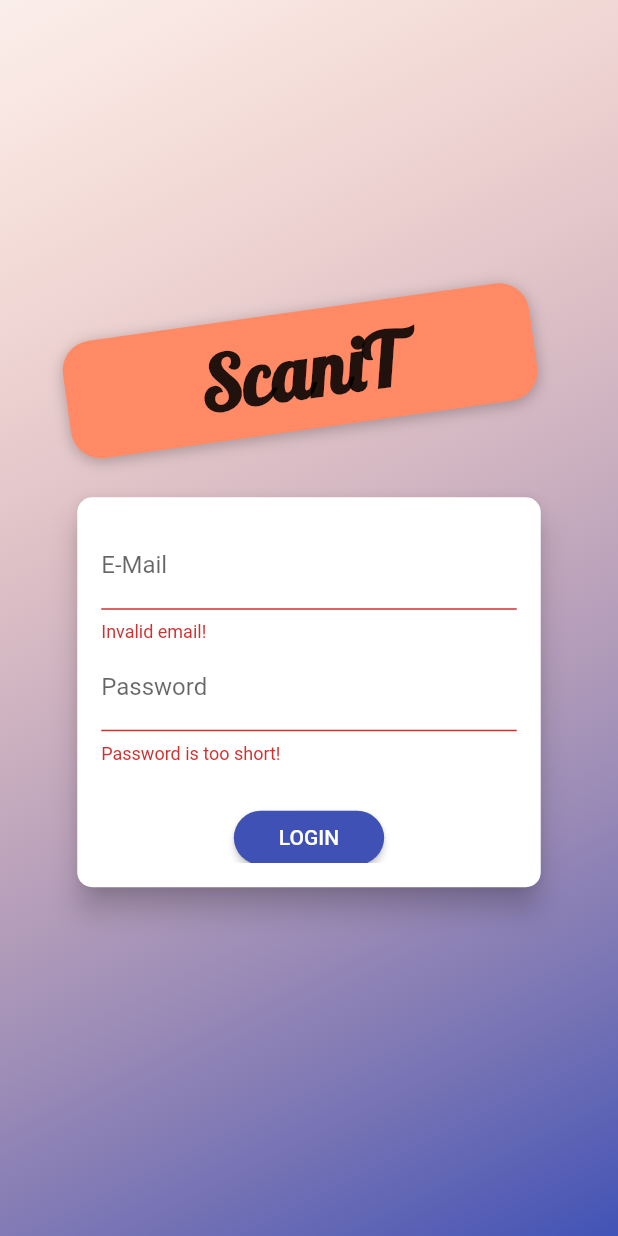
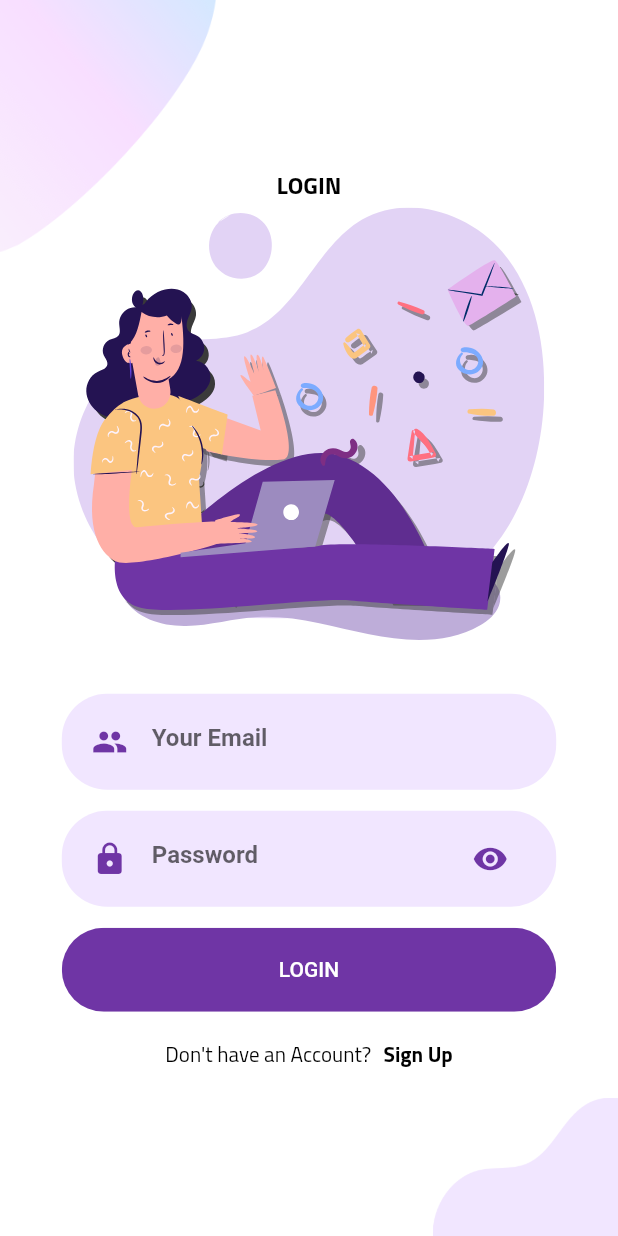
Before and after one commit to AbdallahNassar/GP, a Flutter app: the screen it shows after launch, after a tap on "LOGIN", on a phone screen of 412 x 824 dp. Run offline on Flutter 3.47's test engine with Material 2 defaults, Android fonts, the light colour scheme and no system bars; our stand-ins replace flutter_svg, shared_preferences.

Commit message:
added welcome,login,signup pages

```diff
--- /dev/null
+++ b/lib/helpers/constants.dart
@@ -0,0 +1,4 @@
+import 'package:flutter/material.dart';
+
+const kPrimaryColor = Color(0xFF6F35A5);
+const kPrimaryLightColot = Color(0xFFF1E6FF);
--- a/lib/main.dart
+++ b/lib/main.dart
@@ -1,7 +1,9 @@
+import './screens/signup_screen.dart';
 import 'package:provider/provider.dart';
 import 'package:flutter/material.dart';
 
 import './screens/test_screen.dart';
+import './screens/welcome_screen.dart';
 import './screens/about_screen.dart';
 import './screens/update_image_screen.dart';
 import './screens/picture_details_screen.dart';
@@ -11,9 +13,12 @@ import './screens/options_screen.dart';
 import './screens/home_page_screen.dart';
 import './screens/authentication_screen.dart';
 import './screens/splash_screen.dart';
+import './screens/login_screen.dart';
 
 import './providers/pictures_provider.dart';
 import './providers/authentication_provider.dart';
+
+import './helpers/constants.dart';
 
 void main() => runApp(MyApp());
 
@@ -51,22 +56,24 @@ class MyApp extends StatelessWidget {
       child: Consumer<Authentication>(
         // the 'child' part is to indicate that there's a 'static' part that I wish to NOT re-build.
         builder: (_, authProvider, child) => MaterialApp(
+          // hide the 'debug' banner at the top of the screen
+          debugShowCheckedModeBanner: false,
           title: 'Home Page',
           theme: ThemeData(
-              primarySwatch: Colors.indigo,
-              primaryColor: Colors.indigo,
+              primaryColor: kPrimaryColor,
+              scaffoldBackgroundColor: Colors.white,
               accentColor: Colors.deepOrange[300],
-              textTheme: const TextTheme(
-                  title: const TextStyle(
+              textTheme: TextTheme(
+                  headline6: const TextStyle(
                       fontFamily: 'Cairo',
                       fontSize: 26,
                       fontWeight: FontWeight.bold),
                   button: const TextStyle(color: Colors.white),
-                  subtitle: const TextStyle(
+                  subtitle2: const TextStyle(
                     color: Colors.grey,
                     fontSize: 16,
                   ),
-                  body1: const TextStyle(
+                  bodyText2: const TextStyle(
                     color: Colors.white,
                     fontSize: 16,
                     fontWeight: FontWeight.bold,
@@ -74,7 +81,7 @@ class MyApp extends StatelessWidget {
                   )),
               appBarTheme: const AppBarTheme(
                   textTheme: const TextTheme(
-                      title: const TextStyle(
+                      headline6: const TextStyle(
                           fontFamily: 'Rochester',
                           fontSize: 21,
                           fontWeight: FontWeight.bold)))),
@@ -96,7 +103,7 @@ class MyApp extends StatelessWidget {
                           // and when the autoLogin is finished .. the 'notifyListeners' will be called and this entire screen
                           // will be rebuilt and the condition 'authProvider.isUserAuth' will be true so I won't render the auth screen.
                           SplashScreen()
-                          : AuthenticationScreen(),
+                          : WelcomeScreen(),
                 ),
 
           // home: TestScreen(),
@@ -112,6 +119,9 @@ class MyApp extends StatelessWidget {
             PictureDetails.routeName: (context) => PictureDetails(),
             UpdatePictureScreen.routeName: (context) => UpdatePictureScreen(),
             AboutScreen.routeName: (context) => AboutScreen(),
+            LoginScreen.routeName: (context) => LoginScreen(),
+            WelcomeScreen.routeName: (context) => WelcomeScreen(),
+            SignUpScreen.routeName: (context) => SignUpScreen(),
           },
 
           // 'onGenerateRoute' is the default 'route' to take for any 'route' or 'screen' that is
--- a/lib/providers/authentication_provider.dart
+++ b/lib/providers/authentication_provider.dart
@@ -82,6 +82,7 @@ class Authentication with ChangeNotifier {
       else {
         _authenticateUser(
             token: response['idToken'],
+            // tokenExpiry: DateTime.now().add(Duration(days: 365)),
             tokenExpiry: DateTime.now()
                 .add(Duration(seconds: int.parse(response['expiresIn']))),
             userid: response['localId']);
@@ -150,13 +151,13 @@ class Authentication with ChangeNotifier {
     notifyListeners();
     // remove any stored tokens and data from the device to complete the log-out
     final sharedPrefs = await SharedPreferences.getInstance();
-    // // remove certain data
+    // remove certain data
     // sharedPrefs.remove('jsonUserData');
     // remove everything
     sharedPrefs.clear();
   }
 
-  // // to automatically kick out the user when the token expires.
+  //  to automatically kick out the user when the token expires.
   void _autoLogOut() {
     // cancel any pre-existing timer and create a new one at the beginning.
     if (_authTimer != null) {
--- /dev/null
+++ b/lib/screens/login_screen.dart
@@ -0,0 +1,164 @@
+import '../screens/signup_screen.dart';
+
+import '../helpers/constants.dart';
+import '../widgets/round_flat_button.dart';
+import 'package:flutter/material.dart';
+import 'package:flutter_svg/svg.dart';
+
+class LoginScreen extends StatelessWidget {
+  // ========================== class parameters ==========================
+  static const routeName = '/login';
+  // ======================================================================
+  @override
+  Widget build(BuildContext context) {
+    // get the device dimensions
+    final deviceSize = MediaQuery.of(context).size;
+    return Scaffold(
+      body: SingleChildScrollView(
+        child: Container(
+          height: deviceSize.height,
+          width: double.infinity,
+          child: Stack(
+            alignment: Alignment.center,
+            children: <Widget>[
+              Positioned(
+                top: 0,
+                left: 0,
+                child: Image.asset(
+                  'assets/images/main_top.png',
+                  width: deviceSize.width * 0.35,
+                ),
+              ),
+              Positioned(
+                bottom: 0,
+                right: 0,
+                child: Image.asset(
+                  'assets/images/login_bottom.png',
+                  width: deviceSize.width * 0.3,
+                ),
+              ),
+              Column(
+                mainAxisAlignment: MainAxisAlignment.center,
+                children: <Widget>[
+                  Text(
+                    'LOGIN',
+                    style: TextStyle(
+                      color: Colors.black,
+                    ),
+                  ),
+                  SvgPicture.asset(
+                    'assets/icons/login.svg',
+                    height: deviceSize.height * 0.35,
+                    alignment: Alignment.center,
+                  ),
+                  SizedBox(
+                    height: deviceSize.height * 0.035,
+                  ),
+                  InputField(
+                    deviceSize: deviceSize,
+                    hintText: 'Your Email',
+                    icon: Icons.people,
+                    inputType: TextInputType.emailAddress,
+                    hideText: false,
+                    suffixIcon: null,
+                  ),
+                  InputField(
+                    deviceSize: deviceSize,
+                    hintText: 'Password',
+                    icon: Icons.lock,
+                    inputType: TextInputType.url,
+                    hideText: true,
+                    suffixIcon: Icons.remove_red_eye,
+                  ),
+                  RoundFlatButton(
+                    text: 'LOGIN',
+                    function: () {},
+                    deviceSize: deviceSize,
+                    textColor: Colors.white,
+                    backgnColor: kPrimaryColor,
+                  ),
+                  SizedBox(
+                    height: deviceSize.height * 0.01,
+                  ),
+                  Row(
+                    mainAxisAlignment: MainAxisAlignment.center,
+                    children: <Widget>[
+                      Text(
+                        'Don\'t have an Account?',
+                        style: TextStyle(
+                          color: Colors.black,
+                          fontWeight: FontWeight.normal,
+                          fontSize: 14,
+                        ),
+                      ),
+                      SizedBox(
+                        width: deviceSize.width * 0.02,
+                      ),
+                      GestureDetector(
+                        onTap: () => Navigator.of(context)
+                            .pushNamed(SignUpScreen.routeName),
+                        child: Text('Sign Up',
+                            style: TextStyle(
+                              color: Colors.black,
+                              fontSize: 14,
+                            )),
+                      )
+                    ],
+                  )
+                ],
+              ),
+            ],
+          ),
+        ),
+      ),
+    );
+  }
+}
+
+class InputField extends StatelessWidget {
+  // ========================== class parameters ==========================
+  final String hintText;
+  final IconData icon, suffixIcon;
+  final TextInputType inputType;
+  final bool hideText;
+  final deviceSize;
+
+  // ========================== class constructor ==========================
+  const InputField(
+      {this.hintText,
+      this.icon,
+      this.inputType,
+      this.hideText,
+      this.deviceSize,
+      this.suffixIcon});
+  // ======================================================================
+
+  @override
+  Widget build(BuildContext context) {
+    return Container(
+      margin: const EdgeInsets.symmetric(vertical: 7.0),
+      padding: const EdgeInsets.symmetric(vertical: 8.0, horizontal: 20.0),
+      width: deviceSize.width * 0.8,
+      decoration: BoxDecoration(
+          borderRadius: BorderRadius.circular(30), color: kPrimaryLightColot),
+      child: TextField(
+        cursorColor: kPrimaryColor,
+        keyboardType: inputType,
+        obscureText: hideText,
+        textInputAction: TextInputAction.next,
+        decoration: InputDecoration(
+            icon: Icon(
+              icon,
+              color: kPrimaryColor,
+            ),
+            suffixIcon: Icon(
+              suffixIcon,
+              color: kPrimaryColor,
+            ),
+            hintText: hintText,
+            hintStyle: TextStyle(fontWeight: FontWeight.bold),
+            border: InputBorder.none),
+      ),
+    );
+  }
+}
--- /dev/null
+++ b/lib/screens/welcome_screen.dart
@@ -0,0 +1,92 @@
+import '../screens/signup_screen.dart';
+
+import '../screens/login_screen.dart';
+
+import '../helpers/constants.dart';
+import '../widgets/round_flat_button.dart';
+import 'package:flutter/material.dart';
+import 'package:flutter_svg/svg.dart';
+
+class WelcomeScreen extends StatelessWidget {
+  // ========================== class parameters ==========================
+  static const routeName = '/welcome';
+
+  // ========================== class Methods ==========================
+  void _mSwitchScreen(context, routeName) {
+    Navigator.of(context).pushNamed(routeName);
+  }
+  // ======================================================================
+
+  @override
+  Widget build(BuildContext context) {
+    // dimentions of the device
+    var deviceSize = MediaQuery.of(context).size;
+    return Scaffold(
+      body: Container(
+        height: deviceSize.height,
+        width: double.infinity,
+        // items will be from top to bottom of the stack
+        child: Stack(
+          alignment: Alignment.center,
+          children: <Widget>[
+            // top most item
+            Positioned(
+              top: 0,
+              left: 0,
+              child: Image.asset(
+                'assets/images/main_top.png',
+                width: deviceSize.width * 0.25,
+              ),
+            ),
+            Positioned(
+              bottom: 0,
+              left: 0,
+              child: Image.asset(
+                'assets/images/main_bottom.png',
+                width: deviceSize.width * 0.13,
+              ),
+            ),
+            SingleChildScrollView(
+              child: Column(
+                mainAxisAlignment: MainAxisAlignment.center,
+                children: <Widget>[
+                  SizedBox(
+                    height: deviceSize.height * 0.03,
+                  ),
+                  Text(
+                    'WELCOME TO SCANIT',
+                    style: Theme.of(context).textTheme.headline6,
+                  ),
+                  SizedBox(
+                    height: deviceSize.height * 0.05,
+                  ),
+                  SvgPicture.asset(
+                    'assets/icons/chat.svg',
+                    height: deviceSize.height * 0.45,
+                  ),
+                  SizedBox(
+                    height: deviceSize.height * 0.05,
+                  ),
+                  RoundFlatButton(
+                    text: 'LOGIN',
+                    function: _mSwitchScreen,
+                    deviceSize: deviceSize,
+                    textColor: Colors.white,
+                    backgnColor: kPrimaryColor,
+                  ),
+                  RoundFlatButton(
+                    text: 'SIGN UP',
+                    function: _mSwitchScreen,
+                    deviceSize: deviceSize,
+                    textColor: Colors.black,
+                    backgnColor: kPrimaryLightColot,
+                  )
+                ],
+              ),
+            ),
+          ],
+        ),
+      ),
+    );
+  }
+}
--- /dev/null
+++ b/lib/widgets/round_flat_button.dart
@@ -0,0 +1,41 @@
+import 'package:ScaniT/screens/login_screen.dart';
+import 'package:flutter/material.dart';
+
+class RoundFlatButton extends StatelessWidget {
+  // ========================== class parameters ==========================
+  final String text;
+  final Function function;
+  final Color textColor, backgnColor;
+
+  // ========================== class constructor ==========================
+  const RoundFlatButton({
+    Key key,
+    @required this.deviceSize,
+    @required this.text,
+    @required this.function,
+    @required this.textColor,
+    @required this.backgnColor,
+  }) : super(key: key);
+
+  final Size deviceSize;
+
+  @override
+  Widget build(BuildContext context) {
+    return Container(
+      margin: const EdgeInsets.symmetric(vertical: 7.0),
+      width: deviceSize.width * 0.8,
+      child: ClipRRect(
+        borderRadius: BorderRadius.circular(30),
+        child: FlatButton(
+          color: backgnColor,
+          padding: const EdgeInsets.symmetric(vertical: 20, horizontal: 40),
+          onPressed: () => function(context, LoginScreen.routeName),
+          child: Text(
+            text,
+            style: TextStyle(color: textColor),
+          ),
+        ),
+      ),
+    );
+  }
+}
--- a/pubspec.yaml
+++ b/pubspec.yaml
@@ -37,6 +37,8 @@ dev_dependencies:
   http: ^0.12.0+4
   # to allow the usge of writing/reading from user device storage.
   shared_preferences: ^0.5.6+3
+  # to allow the usage of 'Scalable Vector Graphics' image format
+  flutter_svg: ^0.17.4
 
 flutter_icons:
   image_path: "assets/icons/icon.png"
@@ -55,7 +57,8 @@ flutter:
 
   # To add assets to your application, add an assets section, like this:
   assets:
-    - assets/images/empty_list.png
+    - assets/images/
+    - assets/icons/
 
   # An image asset can refer to one or more resolution-specific "variants", see
   # https://flutter.dev/assets-and-images/#resolution-aware.
```
Also changed, not shown: lib/screens/signup_screen.dart (added, +254 -0 lines), assets/icons/chat.svg (added), assets/icons/facebook.svg (added), assets/icons/google-plus.svg (added), assets/icons/login.svg (added), assets/icons/signup.svg (added), assets/icons/twitter.svg (added), assets/images/login_bottom.png (added), assets/images/main_bottom.png (added), assets/images/main_top.png (added), assets/images/signup_top.png (added), pubspec.lock.
